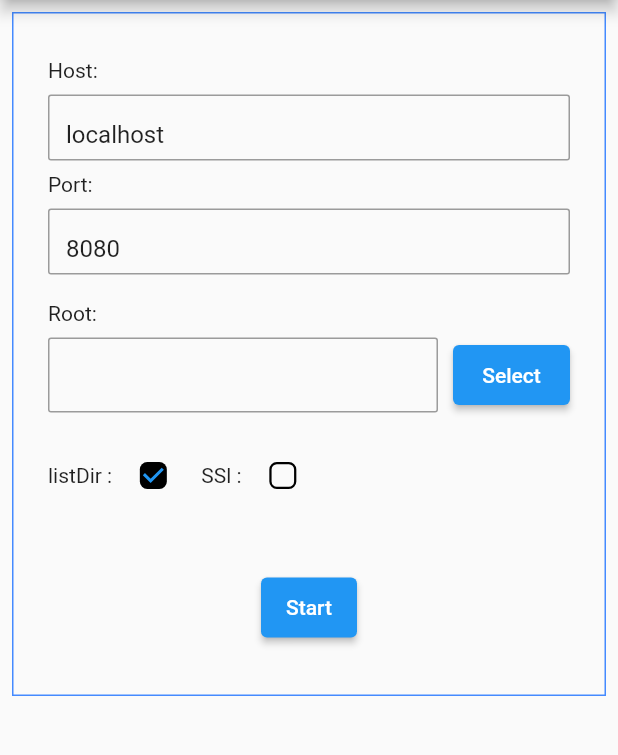
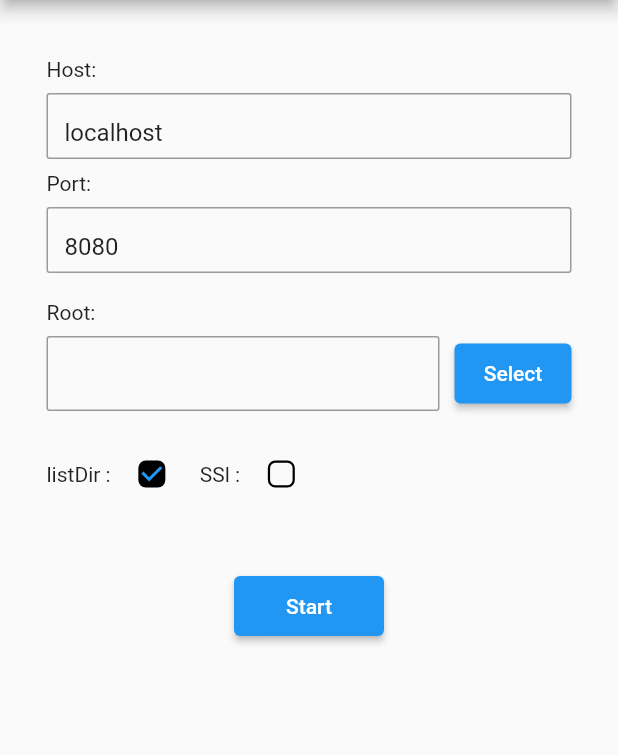
Before and after one commit to horizech/fileheron_gui, a Flutter app: the screen it shows after launch, on a phone screen of 412 x 824 dp, the part 84-839 px from its top. Run offline on Flutter 3.47's test engine with Material 2 defaults, Android fonts, the light colour scheme and no system bars; our stand-ins replace file_picker; missing offline and left inert: fileheron_server.

Commit message:
gui updated

```diff
--- a/lib/main.dart
+++ b/lib/main.dart
@@ -107,12 +107,12 @@ class _HomePageState extends State<HomePage> {
         child: Center(
           child: Padding(
             padding: const EdgeInsets.all(8.0),
-            child: Container(
+            child: SizedBox(
               // color: Colors.blue,
               width: 500,
               // height: 1000,
-              decoration:
-                  BoxDecoration(border: Border.all(color: Colors.blueAccent)),
+              // decoration:
+              // BoxDecoration(border: Border.all(color: Colors.blueAccent)),
               child: Form(
                 key: _formKey,
                 child: Padding(
@@ -333,7 +333,7 @@ class _HomePageState extends State<HomePage> {
                                 ),
                                 const Padding(
                                   padding: EdgeInsets.only(left: 8.0),
-                                  child: Text("CertificateChain file: "),
+                                  child: Text("Certificate Chain file: "),
                                 ),
                                 Padding(
                                   padding: const EdgeInsets.all(8.0),
@@ -374,7 +374,7 @@ class _HomePageState extends State<HomePage> {
                                 ),
                                 const Padding(
                                   padding: EdgeInsets.only(left: 8.0),
-                                  child: Text("ServerKey file: "),
+                                  child: Text("Server Key file: "),
                                 ),
                                 Padding(
                                   padding: const EdgeInsets.all(8.0),
@@ -460,9 +460,13 @@ class _HomePageState extends State<HomePage> {
                           child: SizedBox(
                               height: 40,
                               child: isStart == false
-                                  ? ElevatedButton(
+                                  ? SizedBox(
+                                      width: 100,
+                                      height: 40,
+                                      child: ElevatedButton(
                                         onPressed: () {
-                                        if (_formKey.currentState!.validate()) {
+                                          if (_formKey.currentState!
+                                              .validate()) {
                                             onStart();
                                             showDialog(
                                               context: context,
@@ -482,8 +486,12 @@ class _HomePageState extends State<HomePage> {
                                           }
                                         },
                                         child: const Text('Start'),
+                                      ),
                                     )
-                                  : ElevatedButton(
+                                  : SizedBox(
+                                      width: 100,
+                                      height: 40,
+                                      child: ElevatedButton(
                                         onPressed: () {
                                           onStop();
                                           showDialog(
@@ -503,6 +511,7 @@ class _HomePageState extends State<HomePage> {
                                           );
                                         },
                                         child: const Text('Stop'),
+                                      ),
                                     )),
                         ),
                       ),
```
Also changed, not shown: pubspec.lock, 1 other file. Lines whose indentation alone changed are shown as unchanged.
